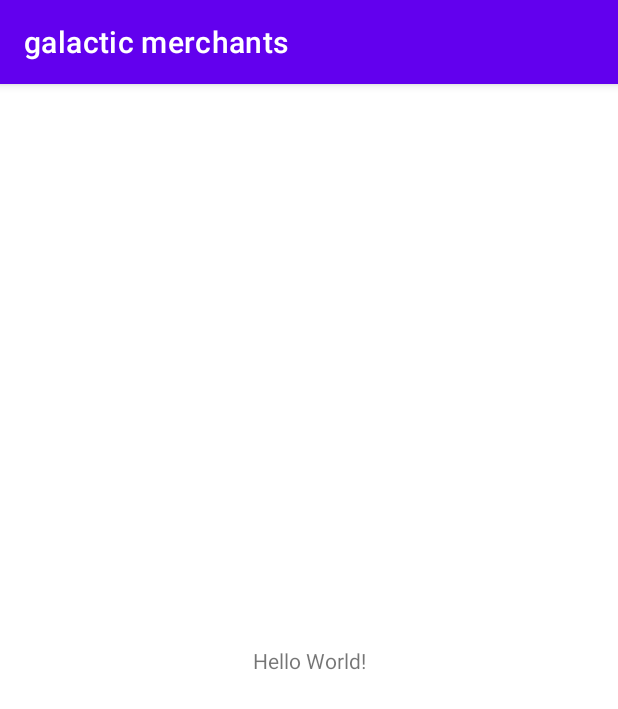
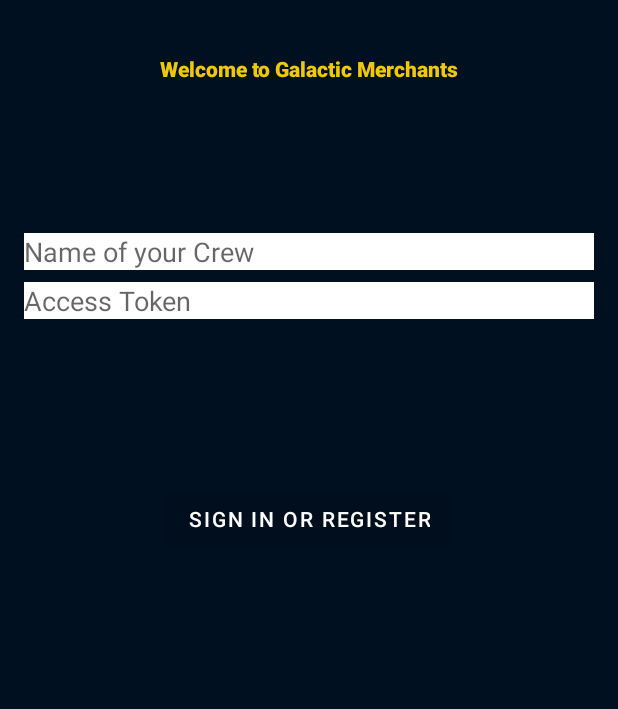
Before and after one commit to jbmitchell7/GalacticMerchants, an Android app: the screen it shows after launch (MainActivity), on a phone screen of 412 x 824 dp. Shown: the top 709 px of the screen. Run offline under Robolectric (Android 15) with nearby library versions, the phone set to English and light mode, and no system bars.

Commit message:
working on login screen

```diff
--- a/app/build.gradle
+++ b/app/build.gradle
@@ -29,6 +29,9 @@ android {
     kotlinOptions {
         jvmTarget = '1.8'
     }
+    buildFeatures {
+        viewBinding true
+    }
 }
 
 dependencies {
@@ -38,6 +41,8 @@ dependencies {
     implementation 'com.google.android.material:material:1.5.0'
     implementation 'androidx.constraintlayout:constraintlayout:2.1.3'
     implementation 'androidx.lifecycle:lifecycle-viewmodel-ktx:2.4.1'
+    implementation 'androidx.annotation:annotation:1.2.0'
+    implementation 'androidx.lifecycle:lifecycle-livedata-ktx:2.4.1'
     testImplementation 'junit:junit:4.13.2'
     androidTestImplementation 'androidx.test.ext:junit:1.1.3'
     androidTestImplementation 'androidx.test.espresso:espresso-core:3.4.0'
--- a/app/src/main/AndroidManifest.xml
+++ b/app/src/main/AndroidManifest.xml
@@ -1,6 +1,7 @@
 <?xml version="1.0" encoding="utf-8"?>
 <manifest xmlns:android="http://schemas.android.com/apk/res/android"
     package="cloud.jakemitchell.galacticmerchants">
+
     <uses-permission android:name="android.permission.INTERNET" />
 
     <application
@@ -10,6 +11,10 @@
         android:roundIcon="@mipmap/ic_launcher_round"
         android:supportsRtl="true"
         android:theme="@style/Theme.GalacticMerchants">
+        <activity
+            android:name=".ui.login.LoginActivity"
+            android:exported="false"
+            android:label="@string/title_activity_login" />
         <activity
             android:name=".MainActivity"
             android:exported="true">
--- a/app/src/main/java/cloud/jakemitchell/galacticmerchants/MainActivity.kt
+++ b/app/src/main/java/cloud/jakemitchell/galacticmerchants/MainActivity.kt
@@ -1,5 +1,6 @@
 package cloud.jakemitchell.galacticmerchants
 
+import android.content.Intent
 import androidx.appcompat.app.AppCompatActivity
 import android.os.Bundle
 import android.util.Log
@@ -13,11 +14,5 @@ class MainActivity : AppCompatActivity() {
         super.onCreate(savedInstanceState)
         setContentView(R.layout.activity_main)
 
-        val statusApi = RetrofitHelper.getInstance().create(SpaceTradersApiService::class.java)
-        GlobalScope.launch {
-            val result = statusApi.getGameStatus()
-                if (result != null)
-                    Log.d("Game Status: ", result.toString())
-        }
     }
 }
--- a/app/src/main/res/layout/activity_main.xml
+++ b/app/src/main/res/layout/activity_main.xml
@@ -2,17 +2,86 @@
     <androidx.constraintlayout.widget.ConstraintLayout xmlns:android="http://schemas.android.com/apk/res/android"
         xmlns:app="http://schemas.android.com/apk/res-auto"
         xmlns:tools="http://schemas.android.com/tools"
+        android:id="@+id/container"
         android:layout_width="match_parent"
         android:layout_height="match_parent"
-    tools:context=".MainActivity">
+        android:paddingLeft="@dimen/activity_horizontal_margin"
+        android:paddingTop="@dimen/activity_vertical_margin"
+        android:paddingRight="@dimen/activity_horizontal_margin"
+        android:paddingBottom="@dimen/activity_vertical_margin"
+        tools:context=".MainActivity"
+        android:background="@color/black_theme">
 
         <TextView
+            android:id="@+id/greeting_text"
             android:layout_width="wrap_content"
             android:layout_height="wrap_content"
-        android:text="Hello World!"
+            android:paddingTop="20dp"
+            android:text="Welcome to Galactic Merchants"
+            android:fontFamily="sans-serif-black"
+            app:layout_constraintEnd_toEndOf="parent"
+            app:layout_constraintStart_toStartOf="parent"
+            app:layout_constraintTop_toTopOf="parent"
+            android:textColor="@color/yellow"/>
+
+        <EditText
+            android:id="@+id/crew_name"
+            android:layout_width="0dp"
+            android:layout_height="wrap_content"
+            android:autofillHints="@string/prompt_email"
+            android:background="@color/white"
+            android:layout_marginTop="100dp"
+            android:hint="Name of your Crew"
+            android:inputType="text"
+            android:selectAllOnFocus="true"
+            app:layout_constraintEnd_toEndOf="parent"
+            app:layout_constraintStart_toStartOf="parent"
+            app:layout_constraintTop_toBottomOf="@+id/greeting_text" />
+
+        <EditText
+            android:id="@+id/access_token"
+            android:layout_width="0dp"
+            android:layout_height="wrap_content"
+            android:layout_marginTop="8dp"
+            android:autofillHints="@string/prompt_password"
+            android:hint="Access Token"
+            android:imeActionLabel="@string/action_sign_in_short"
+            android:imeOptions="actionDone"
+            android:inputType="textPassword"
+            android:selectAllOnFocus="true"
+            app:layout_constraintEnd_toEndOf="parent"
+            app:layout_constraintStart_toStartOf="parent"
+            app:layout_constraintTop_toBottomOf="@+id/crew_name"
+            android:background="@color/white"/>
+
+        <Button
+            android:id="@+id/login"
+            android:layout_width="wrap_content"
+            android:layout_height="wrap_content"
+            android:layout_gravity="start"
+            android:layout_marginTop="16dp"
+            android:layout_marginBottom="64dp"
+            android:enabled="false"
+            android:text="@string/action_sign_in"
             app:layout_constraintBottom_toBottomOf="parent"
-        app:layout_constraintLeft_toLeftOf="parent"
-        app:layout_constraintRight_toRightOf="parent"
-        app:layout_constraintTop_toTopOf="parent" />
+            app:layout_constraintEnd_toEndOf="parent"
+            app:layout_constraintStart_toStartOf="parent"
+            app:layout_constraintTop_toBottomOf="@+id/access_token"
+            app:layout_constraintVertical_bias="0.2"
+            android:textColor="@color/white"/>
+
+        <ProgressBar
+            android:id="@+id/loading"
+            android:layout_width="wrap_content"
+            android:layout_height="wrap_content"
+            android:layout_gravity="center"
+            android:layout_marginTop="64dp"
+            android:layout_marginBottom="64dp"
+            android:visibility="gone"
+            app:layout_constraintBottom_toBottomOf="parent"
+            app:layout_constraintEnd_toEndOf="@+id/access_token"
+            app:layout_constraintStart_toStartOf="@+id/access_token"
+            app:layout_constraintTop_toTopOf="parent"
+            app:layout_constraintVertical_bias="0.3" />
 
     </androidx.constraintlayout.widget.ConstraintLayout>
--- /dev/null
+++ b/app/src/main/res/values-land/dimens.xml
@@ -0,0 +1,3 @@
+<resources>
+    <dimen name="activity_horizontal_margin">48dp</dimen>
+</resources>
--- a/app/src/main/res/values-night/themes.xml
+++ b/app/src/main/res/values-night/themes.xml
@@ -1,16 +1,18 @@
 <resources xmlns:tools="http://schemas.android.com/tools">
     <!-- Base application theme. -->
-    <style name="Theme.GalacticMerchants" parent="Theme.MaterialComponents.DayNight.DarkActionBar">
+    <style name="Theme.GalacticMerchants" parent="Theme.MaterialComponents.DayNight.NoActionBar">
         <!-- Primary brand color. -->
-        <item name="colorPrimary">@color/purple_200</item>
-        <item name="colorPrimaryVariant">@color/purple_700</item>
-        <item name="colorOnPrimary">@color/black</item>
+        <item name="colorPrimary">@color/blue</item>
+        <item name="colorPrimaryVariant">@color/magenta</item>
+        <item name="colorOnPrimary">@color/yellow</item>
         <!-- Secondary brand color. -->
-        <item name="colorSecondary">@color/teal_200</item>
-        <item name="colorSecondaryVariant">@color/teal_200</item>
+        <item name="colorSecondary">@color/green</item>
+        <item name="colorSecondaryVariant">@color/magenta</item>
         <item name="colorOnSecondary">@color/black</item>
         <!-- Status bar color. -->
         <item name="android:statusBarColor" tools:targetApi="l">?attr/colorPrimaryVariant</item>
         <!-- Customize your theme here. -->
+        <item name="android:textColor">@color/yellow</item>
+        <item name="android:textColorHint">@color/magenta</item>
     </style>
 </resources>
--- /dev/null
+++ b/app/src/main/res/values-w1240dp/dimens.xml
@@ -0,0 +1,3 @@
+<resources>
+    <dimen name="activity_horizontal_margin">200dp</dimen>
+</resources>
--- /dev/null
+++ b/app/src/main/res/values-w600dp/dimens.xml
@@ -0,0 +1,3 @@
+<resources>
+    <dimen name="activity_horizontal_margin">48dp</dimen>
+</resources>
--- a/app/src/main/res/values/colors.xml
+++ b/app/src/main/res/values/colors.xml
@@ -1,10 +1,10 @@
 <?xml version="1.0" encoding="utf-8"?>
 <resources>
-    <color name="purple_200">#FFBB86FC</color>
-    <color name="purple_500">#FF6200EE</color>
-    <color name="purple_700">#FF3700B3</color>
-    <color name="teal_200">#FF03DAC5</color>
-    <color name="teal_700">#FF018786</color>
+    <color name="yellow">#F0C808</color>
+    <color name="black_theme">#001021</color>
+    <color name="blue">#0075F2</color>
+    <color name="magenta">#820263</color>
+    <color name="green">#08A045</color>
     <color name="black">#FF000000</color>
     <color name="white">#FFFFFFFF</color>
 </resources>
--- /dev/null
+++ b/app/src/main/res/values/dimens.xml
@@ -0,0 +1,5 @@
+<resources>
+    <!-- Default screen margins, per the Android Design guidelines. -->
+    <dimen name="activity_horizontal_margin">16dp</dimen>
+    <dimen name="activity_vertical_margin">16dp</dimen>
+</resources>
--- a/app/src/main/res/values/strings.xml
+++ b/app/src/main/res/values/strings.xml
@@ -1,3 +1,12 @@
 <resources>
-    <string name="app_name">galactic merchants</string>
+    <string name="app_name">Galactic Merchants</string>
+    <string name="title_activity_login">LoginActivity</string>
+    <string name="prompt_email">Email</string>
+    <string name="prompt_password">Password</string>
+    <string name="action_sign_in">Sign in or register</string>
+    <string name="action_sign_in_short">Sign in</string>
+    <string name="welcome">"Welcome !"</string>
+    <string name="invalid_username">Not a valid username</string>
+    <string name="invalid_password">Password must be >5 characters</string>
+    <string name="login_failed">"Login failed"</string>
 </resources>
--- a/app/src/main/res/values/themes.xml
+++ b/app/src/main/res/values/themes.xml
@@ -1,16 +1,17 @@
 <resources xmlns:tools="http://schemas.android.com/tools">
     <!-- Base application theme. -->
-    <style name="Theme.GalacticMerchants" parent="Theme.MaterialComponents.DayNight.DarkActionBar">
+    <style name="Theme.GalacticMerchants" parent="Theme.MaterialComponents.DayNight.NoActionBar">
         <!-- Primary brand color. -->
-        <item name="colorPrimary">@color/purple_500</item>
-        <item name="colorPrimaryVariant">@color/purple_700</item>
-        <item name="colorOnPrimary">@color/white</item>
+        <item name="colorPrimary">@color/blue</item>
+        <item name="colorPrimaryVariant">@color/magenta</item>
+        <item name="colorOnPrimary">@color/yellow</item>
         <!-- Secondary brand color. -->
-        <item name="colorSecondary">@color/teal_200</item>
-        <item name="colorSecondaryVariant">@color/teal_700</item>
+        <item name="colorSecondary">@color/green</item>
+        <item name="colorSecondaryVariant">@color/magenta</item>
         <item name="colorOnSecondary">@color/black</item>
         <!-- Status bar color. -->
         <item name="android:statusBarColor" tools:targetApi="l">?attr/colorPrimaryVariant</item>
         <!-- Customize your theme here. -->
+        <item name="android:textColor">@color/yellow</item>
     </style>
 </resources>
```
Lines whose indentation alone changed are shown as unchanged.
